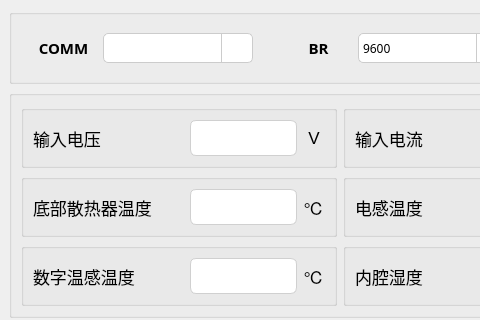
Before: the Qt Designer form mainwindow.ui in Curtain-Wang/ModbusApp, drawn with Qt 5; both pictures show x 0 to 480 and y 0 to 320 of the 1326 by 703 pixel window.
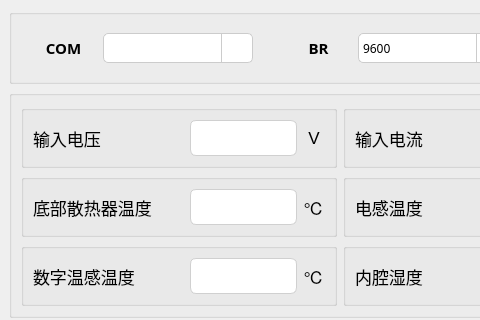
After: the same form once the commit is applied. Icons and pictures are not drawn.

Commit message: COMM 改成COM

What changed in the file:
```diff
--- a/mainwindow.ui
+++ b/mainwindow.ui
@@ -84,7 +84,7 @@
 </string>
             </property>
             <property name="text">
-             <string>COMM</string>
+             <string>COM</string>
             </property>
             <property name="alignment">
              <set>Qt::AlignCenter</set>
```
Left out of the diff: 2 changed lines with no effect on the pictures.
